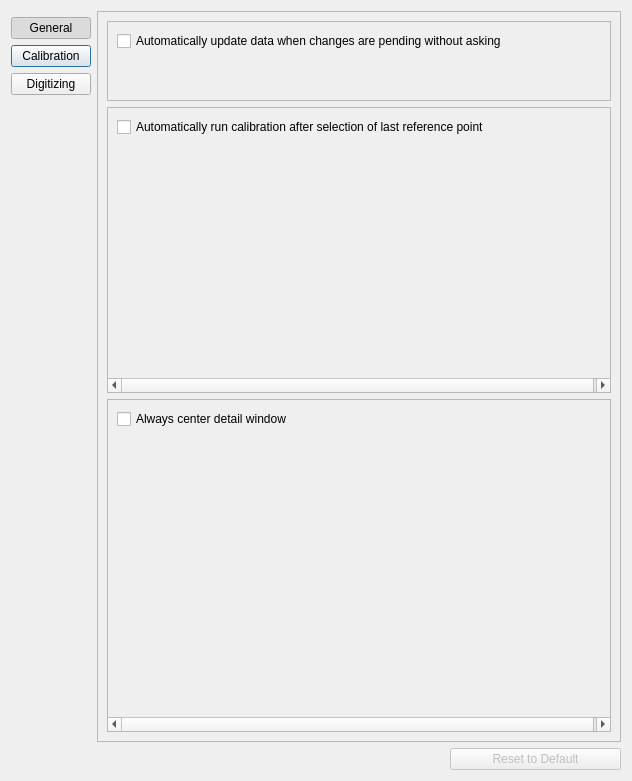
Old version of the form src/ui/ui-files/SettingsDialog.ui in the repository XROMMPackages/xmalab.
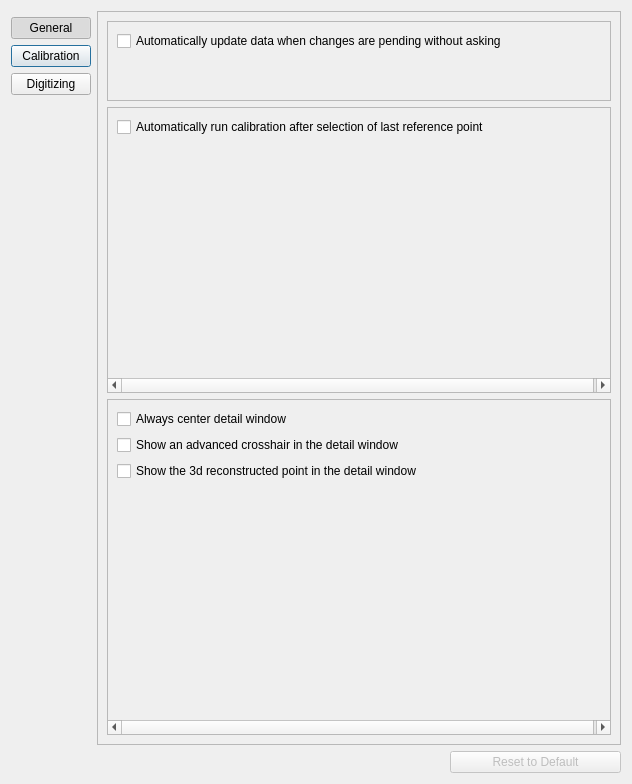
New version of the form. Icons and pictures are not drawn.

Commit message: Rigid Body references can be set from Maya-file and transformations can be computed. The detailview can be modified by using the settings.

Patch:
```diff
--- a/src/ui/ui-files/SettingsDialog.ui
+++ b/src/ui/ui-files/SettingsDialog.ui
@@ -7,7 +7,7 @@
     <x>0</x>
     <y>0</y>
     <width>629</width>
-    <height>751</height>
+    <height>763</height>
    </rect>
   </property>
   <property name="windowTitle">
@@ -89,7 +89,7 @@
            <x>0</x>
            <y>0</y>
            <width>508</width>
-           <height>85</height>
+           <height>81</height>
           </rect>
          </property>
          <layout class="QGridLayout" name="gridLayout_3">
@@ -134,7 +134,7 @@
            <x>0</x>
            <y>0</y>
            <width>508</width>
-           <height>290</height>
+           <height>287</height>
           </rect>
          </property>
          <layout class="QGridLayout" name="gridLayout_4">
@@ -179,11 +179,11 @@
            <x>0</x>
            <y>0</y>
            <width>508</width>
-           <height>291</height>
+           <height>310</height>
           </rect>
          </property>
          <layout class="QGridLayout" name="gridLayout_5">
-          <item row="2" column="0">
+          <item row="3" column="0">
            <spacer name="verticalSpacer_4">
             <property name="orientation">
              <enum>Qt::Vertical</enum>
@@ -196,7 +196,7 @@
             </property>
            </spacer>
           </item>
-          <item row="1" column="0">
+          <item row="0" column="0">
            <widget class="QCheckBox" name="checkBox_UseCenteredDetailWindow">
             <property name="sizePolicy">
              <sizepolicy hsizetype="Minimum" vsizetype="Minimum">
@@ -209,6 +209,32 @@
             </property>
            </widget>
           </item>
+          <item row="1" column="0">
+           <widget class="QCheckBox" name="checkBox_ShowAdvancedCrosshairDetailWindow">
+            <property name="sizePolicy">
+             <sizepolicy hsizetype="Minimum" vsizetype="Minimum">
+              <horstretch>0</horstretch>
+              <verstretch>0</verstretch>
+             </sizepolicy>
+            </property>
+            <property name="text">
+             <string>Show an advanced crosshair in the detail window</string>
+            </property>
+           </widget>
+          </item>
+          <item row="2" column="0">
+           <widget class="QCheckBox" name="checkBox_Show3DPointDetailWindow">
+            <property name="sizePolicy">
+             <sizepolicy hsizetype="Minimum" vsizetype="Minimum">
+              <horstretch>0</horstretch>
+              <verstretch>0</verstretch>
+             </sizepolicy>
+            </property>
+            <property name="text">
+             <string>Show the 3d reconstructed point in the detail window</string>
+            </property>
+           </widget>
+          </item>
          </layout>
         </widget>
        </widget>
```
The commit also changes 26 other files.
